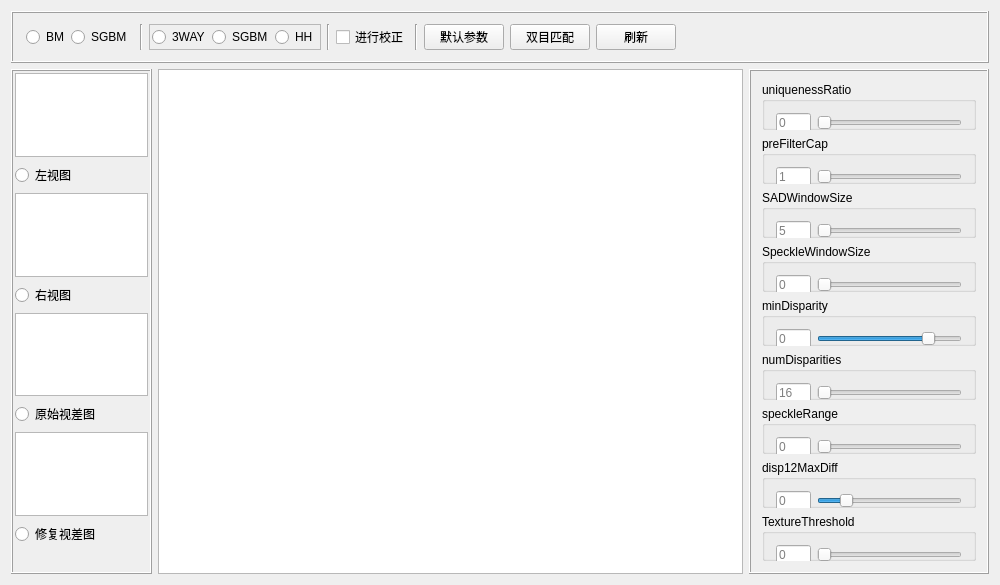
Before: the Qt Designer form src/Evision/MatcherView.ui in jiafeng5513/Evision, drawn with Qt 5.
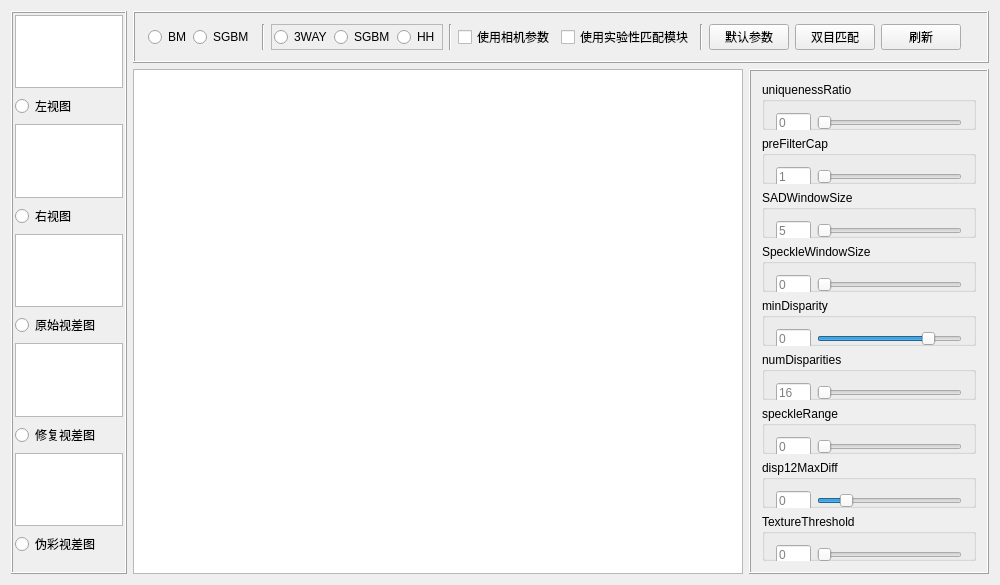
After: the same form once the commit is applied.

Commit message: 修正了匹配界面,现在有一些视图的显示有问题,另外,主要问题并未解决

What changed in the file:
```diff
--- a/src/Evision/MatcherView.ui
+++ b/src/Evision/MatcherView.ui
@@ -575,135 +575,6 @@
      </layout>
     </widget>
    </item>
-   <item row="1" column="0">
-    <widget class="QFrame" name="frame_2">
-     <property name="minimumSize">
-      <size>
-       <width>0</width>
-       <height>0</height>
-      </size>
-     </property>
-     <property name="maximumSize">
-      <size>
-       <width>141</width>
-       <height>16777215</height>
-      </size>
-     </property>
-     <property name="frameShape">
-      <enum>QFrame::Box</enum>
-     </property>
-     <property name="frameShadow">
-      <enum>QFrame::Raised</enum>
-     </property>
-     <layout class="QVBoxLayout" name="verticalLayout_3">
-      <property name="leftMargin">
-       <number>2</number>
-      </property>
-      <property name="topMargin">
-       <number>2</number>
-      </property>
-      <property name="rightMargin">
-       <number>2</number>
-      </property>
-      <property name="bottomMargin">
-       <number>2</number>
-      </property>
-      <item>
-       <widget class="QGraphicsView" name="graphicsView_ImageL">
-        <property name="maximumSize">
-         <size>
-          <width>133</width>
-          <height>100</height>
-         </size>
-        </property>
-       </widget>
-      </item>
-      <item>
-       <widget class="QRadioButton" name="radioButton_ImageL">
-        <property name="text">
-         <string>左视图</string>
-        </property>
-        <property name="autoExclusive">
-         <bool>false</bool>
-        </property>
-       </widget>
-      </item>
-      <item>
-       <widget class="QGraphicsView" name="graphicsView_ImageR">
-        <property name="maximumSize">
-         <size>
-          <width>133</width>
-          <height>100</height>
-         </size>
-        </property>
-       </widget>
-      </item>
-      <item>
-       <widget class="QRadioButton" name="radioButton_ImageR">
-        <property name="text">
-         <string>右视图</string>
-        </property>
-        <property name="autoExclusive">
-         <bool>false</bool>
-        </property>
-       </widget>
-      </item>
-      <item>
-       <widget class="QGraphicsView" name="graphicsView_RawDisp">
-        <property name="maximumSize">
-         <size>
-          <width>133</width>
-          <height>100</height>
-         </size>
-        </property>
-       </widget>
-      </item>
-      <item>
-       <widget class="QRadioButton" name="radioButton_RawDisp">
-        <property name="text">
-         <string>原始视差图</string>
-        </property>
-        <property name="autoExclusive">
-         <bool>false</bool>
-        </property>
-       </widget>
-      </item>
-      <item>
-       <widget class="QGraphicsView" name="graphicsView_FixDisp">
-        <property name="maximumSize">
-         <size>
-          <width>133</width>
-          <height>100</height>
-         </size>
-        </property>
-       </widget>
-      </item>
-      <item>
-       <widget class="QRadioButton" name="radioButton_FixDisp">
-        <property name="text">
-         <string>修复视差图</string>
-        </property>
-        <property name="autoExclusive">
-         <bool>false</bool>
-        </property>
-       </widget>
-      </item>
-      <item>
-       <spacer name="verticalSpacer">
-        <property name="orientation">
-         <enum>Qt::Vertical</enum>
-        </property>
-        <property name="sizeHint" stdset="0">
-         <size>
-          <width>20</width>
-          <height>40</height>
-         </size>
-        </property>
-       </spacer>
-      </item>
-     </layout>
-    </widget>
-   </item>
    <item row="1" column="1">
     <widget class="QGraphicsView" name="graphicsView_D">
      <property name="minimumSize">
@@ -714,7 +585,7 @@
      </property>
     </widget>
    </item>
-   <item row="0" column="0" colspan="3">
+   <item row="0" column="1" colspan="2">
     <widget class="QFrame" name="frame">
      <property name="frameShape">
       <enum>QFrame::Box</enum>
@@ -823,7 +694,14 @@
       <item>
        <widget class="QCheckBox" name="checkBox_DoRectify">
         <property name="text">
-         <string>进行校正</string>
+         <string>使用相机参数</string>
+        </property>
+       </widget>
+      </item>
+      <item>
+       <widget class="QCheckBox" name="checkBox_useExpeModule">
+        <property name="text">
+         <string>使用实验性匹配模块</string>
         </property>
        </widget>
       </item>
@@ -883,6 +761,155 @@
      </layout>
     </widget>
    </item>
+   <item row="0" column="0" rowspan="2">
+    <widget class="QFrame" name="frame_2">
+     <property name="minimumSize">
+      <size>
+       <width>0</width>
+       <height>0</height>
+      </size>
+     </property>
+     <property name="maximumSize">
+      <size>
+       <width>141</width>
+       <height>16777215</height>
+      </size>
+     </property>
+     <property name="frameShape">
+      <enum>QFrame::Box</enum>
+     </property>
+     <property name="frameShadow">
+      <enum>QFrame::Raised</enum>
+     </property>
+     <layout class="QVBoxLayout" name="verticalLayout_3">
+      <property name="leftMargin">
+       <number>2</number>
+      </property>
+      <property name="topMargin">
+       <number>2</number>
+      </property>
+      <property name="rightMargin">
+       <number>2</number>
+      </property>
+      <property name="bottomMargin">
+       <number>2</number>
+      </property>
+      <item>
+       <widget class="QGraphicsView" name="graphicsView_ImageL">
+        <property name="maximumSize">
+         <size>
+          <width>133</width>
+          <height>100</height>
+         </size>
+        </property>
+       </widget>
+      </item>
+      <item>
+       <widget class="QRadioButton" name="radioButton_ImageL">
+        <property name="text">
+         <string>左视图</string>
+        </property>
+        <property name="autoExclusive">
+         <bool>true</bool>
+        </property>
+       </widget>
+      </item>
+      <item>
+       <widget class="QGraphicsView" name="graphicsView_ImageR">
+        <property name="maximumSize">
+         <size>
+          <width>133</width>
+          <height>100</height>
+         </size>
+        </property>
+       </widget>
+      </item>
+      <item>
+       <widget class="QRadioButton" name="radioButton_ImageR">
+        <property name="text">
+         <string>右视图</string>
+        </property>
+        <property name="autoExclusive">
+         <bool>true</bool>
+        </property>
+       </widget>
+      </item>
+      <item>
+       <widget class="QGraphicsView" name="graphicsView_RawDisp">
+        <property name="maximumSize">
+         <size>
+          <width>133</width>
+          <height>100</height>
+         </size>
+        </property>
+       </widget>
+      </item>
+      <item>
+       <widget class="QRadioButton" name="radioButton_RawDisp">
+        <property name="text">
+         <string>原始视差图</string>
+        </property>
+        <property name="autoExclusive">
+         <bool>true</bool>
+        </property>
+       </widget>
+      </item>
+      <item>
+       <widget class="QGraphicsView" name="graphicsView_FixDisp">
+        <property name="maximumSize">
+         <size>
+          <width>133</width>
+          <height>100</height>
+         </size>
+        </property>
+       </widget>
+      </item>
+      <item>
+       <widget class="QRadioButton" name="radioButton_FixDisp">
+        <property name="text">
+         <string>修复视差图</string>
+        </property>
+        <property name="autoExclusive">
+         <bool>true</bool>
+        </property>
+       </widget>
+      </item>
+      <item>
+       <widget class="QGraphicsView" name="graphicsView_PcolorDisp">
+        <property name="maximumSize">
+         <size>
+          <width>133</width>
+          <height>100</height>
+         </size>
+        </property>
+       </widget>
+      </item>
+      <item>
+       <widget class="QRadioButton" name="radioButton_PcolorDisp">
+        <property name="text">
+         <string>伪彩视差图</string>
+        </property>
+        <property name="autoExclusive">
+         <bool>true</bool>
+        </property>
+       </widget>
+      </item>
+      <item>
+       <spacer name="verticalSpacer">
+        <property name="orientation">
+         <enum>Qt::Vertical</enum>
+        </property>
+        <property name="sizeHint" stdset="0">
+         <size>
+          <width>20</width>
+          <height>40</height>
+         </size>
+        </property>
+       </spacer>
+      </item>
+     </layout>
+    </widget>
+   </item>
   </layout>
  </widget>
  <layoutdefault spacing="6" margin="11"/>
```
Left out of the diff: 75 changed lines with no effect on the pictures. The commit also changes 30 other files.
